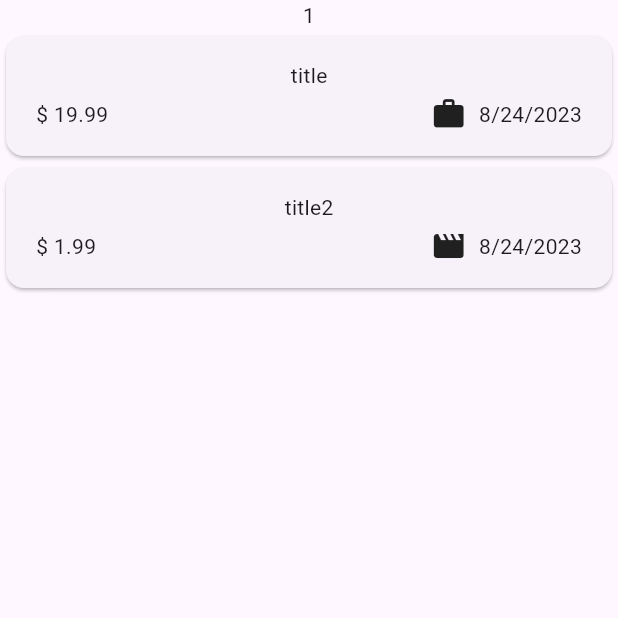
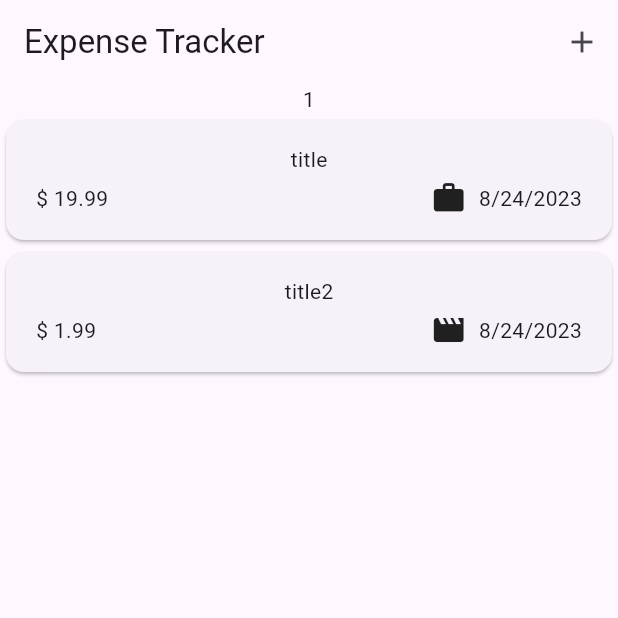
Before and after one commit to Bartosz-J-Przybyl/Wydatki2, a Flutter app: the screen it shows after launch, on a phone screen of 412 x 824 dp, the top half of it. Run offline on Flutter 3.47's test engine with Material 3 defaults, Android fonts, the phone set to English and light mode, and no system bars.

Commit message:
add AppBar

```diff
--- a/lib/widgets/expenses.dart
+++ b/lib/widgets/expenses.dart
@@ -27,6 +27,15 @@ class _ExpensesState extends State<Expenses> {
   @override
   Widget build(BuildContext context) {
     return Scaffold(
+      appBar: AppBar(
+        title: const Text("Expense Tracker"),
+        actions: [
+          IconButton(
+            onPressed: () {},
+            icon: const Icon(Icons.add),
+          ),
+        ],
+      ),
       body: Column(
         children: [
           const Text("1"),
```
